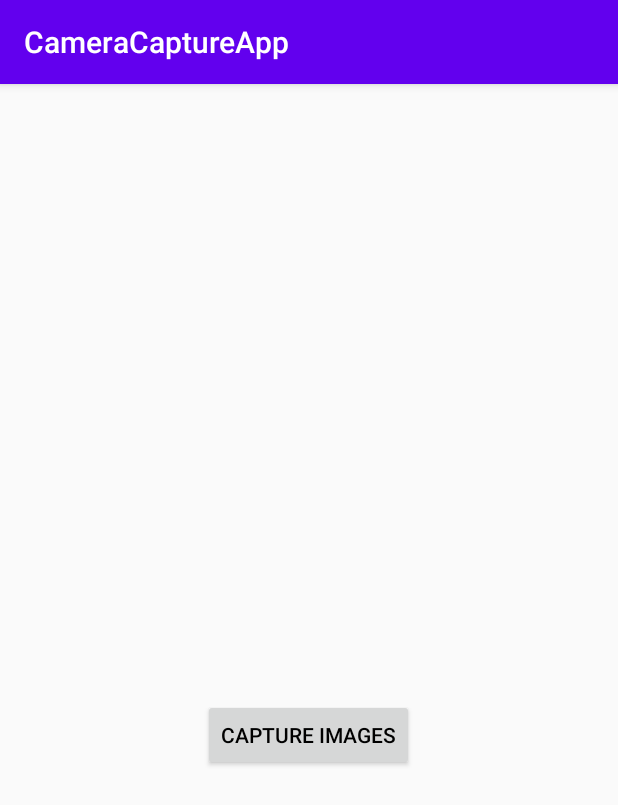
After one commit to sadatnsu/ImageUploadToServerFromApp, an Android app: the CaptureNormalImages screen opened directly, with no data from a screen before it, on a phone screen of 412 x 824 dp. The commit adds this screen. Shown: the top 805 px of the screen. Run offline under Robolectric (Android 15) with nearby library versions, the phone set to English and light mode, and no system bars.

Commit message:
main ui change

```diff
--- /dev/null
+++ b/app/src/main/java/com/smmizan/cameracaptureapp/CaptureNormalImages.java
@@ -0,0 +1,62 @@
+package com.smmizan.cameracaptureapp;
+
+import androidx.annotation.Nullable;
+import androidx.appcompat.app.AppCompatActivity;
+
+import android.content.Intent;
+import android.graphics.Bitmap;
+import android.os.Bundle;
+import android.provider.MediaStore;
+import android.view.View;
+import android.widget.Button;
+import android.widget.ImageView;
+
+public class CaptureNormalImages extends AppCompatActivity {
+
+    Button button;
+    ImageView imageView;
+
+    private static final int REQUEST_IMAGE_CAPTURE =101;
+
+
+
+    @Override
+    protected void onCreate(Bundle savedInstanceState) {
+        super.onCreate(savedInstanceState);
+        setContentView(R.layout.activity_capture_normal_images);
+
+
+        imageView = findViewById(R.id.imageCapture);
+        button = findViewById(R.id.bCapture);
+
+
+        button.setOnClickListener(new View.OnClickListener() {
+            @Override
+            public void onClick(View view) {
+
+                Intent intent = new Intent(MediaStore.ACTION_IMAGE_CAPTURE);
+
+                if(intent.resolveActivity(getPackageManager())!= null)
+                {
+                    startActivityForResult(intent,REQUEST_IMAGE_CAPTURE);
+
+                }
+
+            }
+        });
+    }
+
+
+    @Override
+    protected void onActivityResult(int requestCode, int resultCode, @Nullable Intent data) {
+        super.onActivityResult(requestCode, resultCode, data);
+
+        if (requestCode == REQUEST_IMAGE_CAPTURE && resultCode == RESULT_OK) {
+            Bundle bundle = data.getExtras();
+            Bitmap bitmap = (Bitmap) bundle.get("data");
+            imageView.setImageBitmap(bitmap);
+        }
+
+
+    }
+}
--- a/app/src/main/java/com/smmizan/cameracaptureapp/ImageUploadFromAppToServer.java
+++ b/app/src/main/java/com/smmizan/cameracaptureapp/ImageUploadFromAppToServer.java
@@ -33,6 +33,7 @@ public class ImageUploadFromAppToServer extends AppCompatActivity implements Vie
     Button bImageSelect,bImageUpload;
     Bitmap bitmap;
     private static final int IMG_REQ = 777;
+
 
     @Override
     protected void onCreate(Bundle savedInstanceState) {
@@ -121,12 +122,13 @@ public class ImageUploadFromAppToServer extends AppCompatActivity implements Vie
                 bImageSelect.setEnabled(true);
                 bImageUpload.setEnabled(false);
                 editText.setText("");
+                Log.e("mizan","photo sending server successfully!");
             }
 
             @Override
             public void onFailure(Call<ImageModel> call, Throwable t) {
                 Toast.makeText(ImageUploadFromAppToServer.this, t.getMessage(), Toast.LENGTH_SHORT).show();
-                Log.e("miz",t.getMessage());
+                Log.e("mizan",t.getMessage());
 
             }
         });
--- /dev/null
+++ b/app/src/main/res/layout/activity_capture_normal_images.xml
@@ -0,0 +1,27 @@
+<?xml version="1.0" encoding="utf-8"?>
+<LinearLayout xmlns:android="http://schemas.android.com/apk/res/android"
+    xmlns:app="http://schemas.android.com/apk/res-auto"
+    xmlns:tools="http://schemas.android.com/tools"
+    android:layout_width="match_parent"
+    android:layout_height="match_parent"
+    android:orientation="vertical"
+    tools:context=".CaptureNormalImages">
+
+
+    <ImageView
+        android:layout_width="match_parent"
+        android:layout_height="400dp"
+        android:id="@+id/imageCapture"
+        android:layout_gravity="center"/>
+
+
+    <Button
+        android:layout_width="wrap_content"
+        android:layout_height="wrap_content"
+        android:text="Capture Images"
+        android:textColor="#000"
+        android:id="@+id/bCapture"
+        android:layout_gravity="center"
+        android:layout_marginTop="10dp"/>
+
+</LinearLayout>
```
Also changed, not shown: app/src/main/AndroidManifest.xml (+5 -8 lines), app/src/main/java/com/smmizan/cameracaptureapp/MainActivity.java (+0 -49 lines).
